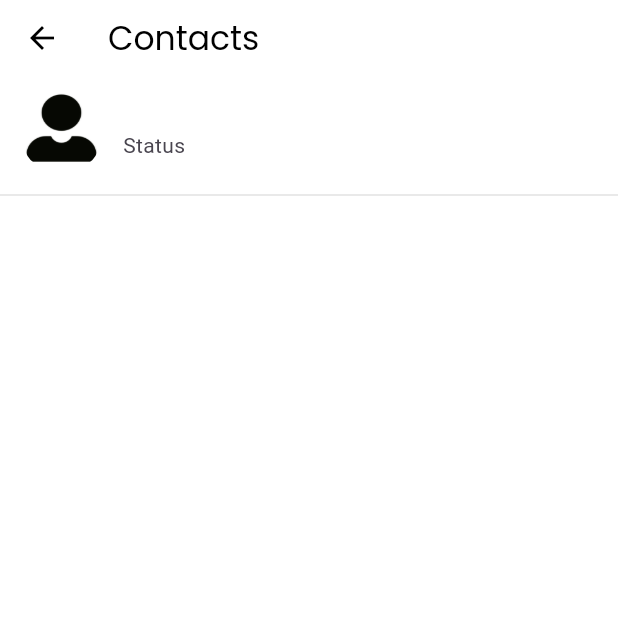
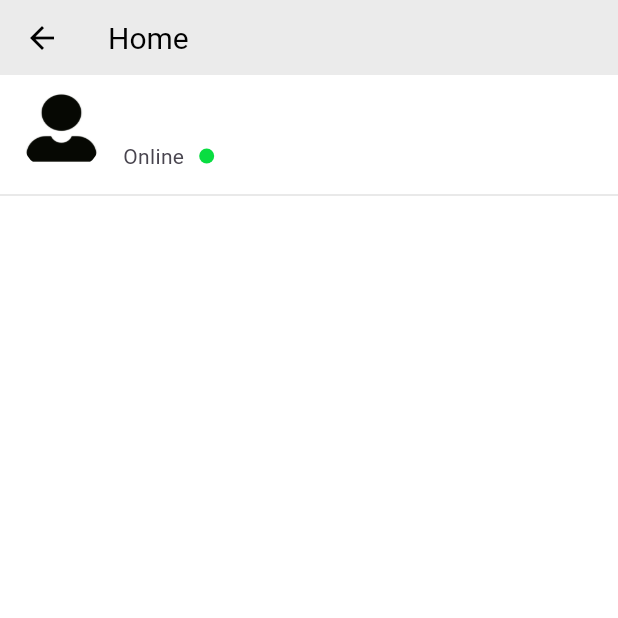
Before and after one commit to AliEmad121/chat_app, a Flutter app: the ContactPage screen opened by its route, on a phone screen of 412 x 824 dp, the top half of it. Run offline on Flutter 3.47's test engine with Material 3 defaults, Android fonts, the phone set to English and light mode, and no system bars; our stand-ins replace get, get_storage, google_fonts, google_nav_bar, iconsax, socket_io_client; missing offline and left inert: app_minimizer; accounts and stored records are empty.

Commit message:
added edit http connecting and font

```diff
--- a/chat_app/lib/components/custom_appbar.dart
+++ b/chat_app/lib/components/custom_appbar.dart
@@ -31,11 +31,11 @@ class CustomAppBar extends StatelessWidget implements PreferredSizeWidget {
       // your customization here
       title: Text(
         '$title',
-        style: GoogleFonts.poppins( color: AppColors.black)
+        style: TextStyle( color: AppColors.black,fontSize: 20),
       ),
       leading: leading??null,
       centerTitle: centerTitle?? false,
-      backgroundColor: Colors.white,
+      backgroundColor: AppColors.grey.withOpacity(0.2),
       actions: actions,
     );
   }
--- a/chat_app/lib/components/custom_scaffold.dart
+++ b/chat_app/lib/components/custom_scaffold.dart
@@ -5,12 +5,13 @@ import 'package:google_nav_bar/google_nav_bar.dart';
 import 'package:iconsax/iconsax.dart';
 
 class CustomScaffold extends StatefulWidget {
-  CustomScaffold({super.key, this.title, required this.body,this.resizeToAvoidBottomInset,this.centerTitle, this.leading, this.actions});
+  CustomScaffold({super.key, this.title, required this.body,this.resizeToAvoidBottomInset,this.centerTitle, this.leading, this.actions, this.bottomNavigationBar});
   final Widget body;
   final String? title;
  bool? resizeToAvoidBottomInset;
  bool ?centerTitle;
   final Widget? leading;
+  final Widget? bottomNavigationBar;
    final List<Widget>? actions;
   @override
   State<CustomScaffold> createState() => _CustomScaffoldState();
@@ -24,6 +25,7 @@ class _CustomScaffoldState extends State<CustomScaffold> {
           resizeToAvoidBottomInset: widget.resizeToAvoidBottomInset?? false,
       appBar: CustomAppBar(title:widget.title,centerTitle: widget.centerTitle,leading:widget.leading, actions: widget.actions,),
       body: widget.body,
+      bottomNavigationBar:widget.bottomNavigationBar??null ,
 
     ));
   }
--- a/chat_app/lib/constants/app_colors.dart
+++ b/chat_app/lib/constants/app_colors.dart
@@ -9,6 +9,8 @@ static final Color blue= const Color(0xFF002DE3);
 static final Color black= Colors.black;
 static final Color white= Colors.white;
 static final Color grey= const Color(0xFF9D9D9D);
+static final Color green= Color.fromARGB(255, 9, 221, 65);
+static final Color red= Color.fromARGB(255, 209, 75, 75);
 
 
 }
--- a/chat_app/lib/main.dart
+++ b/chat_app/lib/main.dart
@@ -12,6 +12,8 @@ import 'package:get_storage/get_storage.dart';
 void main() async{
     await GetStorage.init(); // Initialize GetStorage before runApp
   runApp(const MainApp());
+
+
 
 }
 
--- a/chat_app/lib/screens/contacts_page.dart
+++ b/chat_app/lib/screens/contacts_page.dart
@@ -1,3 +1,4 @@
+import 'package:app_minimizer/app_minimizer.dart';
 import 'package:chat_app/components/custom_scaffold.dart';
 import 'package:chat_app/constants/app_colors.dart';
 import 'package:chat_app/controllers/navigation_controller.dart';
@@ -19,18 +20,21 @@ class _ContactPageState extends State<ContactPage> {
       Get.put(SignedUserController());
   @override
   Widget build(BuildContext context) {
-    return CustomScaffold(
+    return PopScope(canPop: false,
+    onPopInvoked: (value){ FlutterAppMinimizer.minimize();},
+      child: CustomScaffold(
         leading: IconButton(
             onPressed: () {
               setState(() {
                 navigationController.selectedIndex.value = 0;
+                FlutterAppMinimizer.minimize();
               });
             },
             icon: Icon(
               Icons.arrow_back,
               color: AppColors.black,
             )),
-      title: "Contacts",
+        title: "Home",
         body: Column(children: [
           ListTile(
             leading: Container(
@@ -43,13 +47,22 @@ class _ContactPageState extends State<ContactPage> {
                       image: AssetImage("assets/images/avatar.png"),
                       fit: BoxFit.fill)),
             ),
-          title: Text(signedUserController.username),
-          subtitle: Text("Status"),
+            title: Text(signedUserController.username,style: Theme.of(context).textTheme.headlineMedium),
+            subtitle: Row(
+              children: [
+                Text("Online"),
+                SizedBox(width: 10,),
+                Container(width: 10,
+                height: 10,
+                  decoration:BoxDecoration(borderRadius: BorderRadius.circular(30),color: AppColors.green,) ,)
+              ],
+            ),
           ),
           Divider(
             color: AppColors.grey.withOpacity(0.3),
           )
         ]),
+      ),
     );
   }
 }
--- a/chat_app/lib/screens/login_page.dart
+++ b/chat_app/lib/screens/login_page.dart
@@ -117,8 +117,7 @@ class _LoginPageState extends State<LoginPage> {
                                 RoundedRectangleBorder(
                                     borderRadius: BorderRadius.circular(30)))),
                         onPressed: () {
-                          if (emailAddressController.text == "sara" ||
-                              emailAddressController.text == "admin") {
+                          if (emailAddressController.text.isNotEmpty) {
                             if (passwordController.text == "1234") {
                               loginController.login(context);
 
--- a/chat_app/pubspec.yaml
+++ b/chat_app/pubspec.yaml
@@ -10,7 +10,8 @@ dependencies:
   app_minimizer: ^1.0.0+2
   flutter:
     sdk: flutter
-  # flutter_webrtc: ^0.9.47
+  flutter_chat_bubble: ^2.0.2
+  flutter_network_connectivity: ^0.0.6
   get: ^4.6.6
   get_storage: ^2.1.1
   google_fonts: ^6.1.0
@@ -18,6 +19,7 @@ dependencies:
   grouped_list: ^5.1.2
   iconsax: ^0.0.8
   intl: ^0.19.0
+  network_info_plus: ^4.1.0
   socket_io_client: ^2.0.3+1
 
 dev_dependencies:
```
Also changed, not shown: chat_app/lib/controllers/chat_controller.dart (+18 -4 lines), chat_app/lib/controllers/signed_user_controller.dart (+15 -0 lines), chat_app/lib/screens/chat_page.dart (+64 -85 lines), chat_app/lib/screens/profile_page.dart (+17 -11 lines), chat_app/lib/services/communication.dart (+20 -13 lines), chat_app/assets/images/chat_logo.png, chat_app/pubspec.lock, 2 other files. Lines whose indentation alone changed are shown as unchanged.
